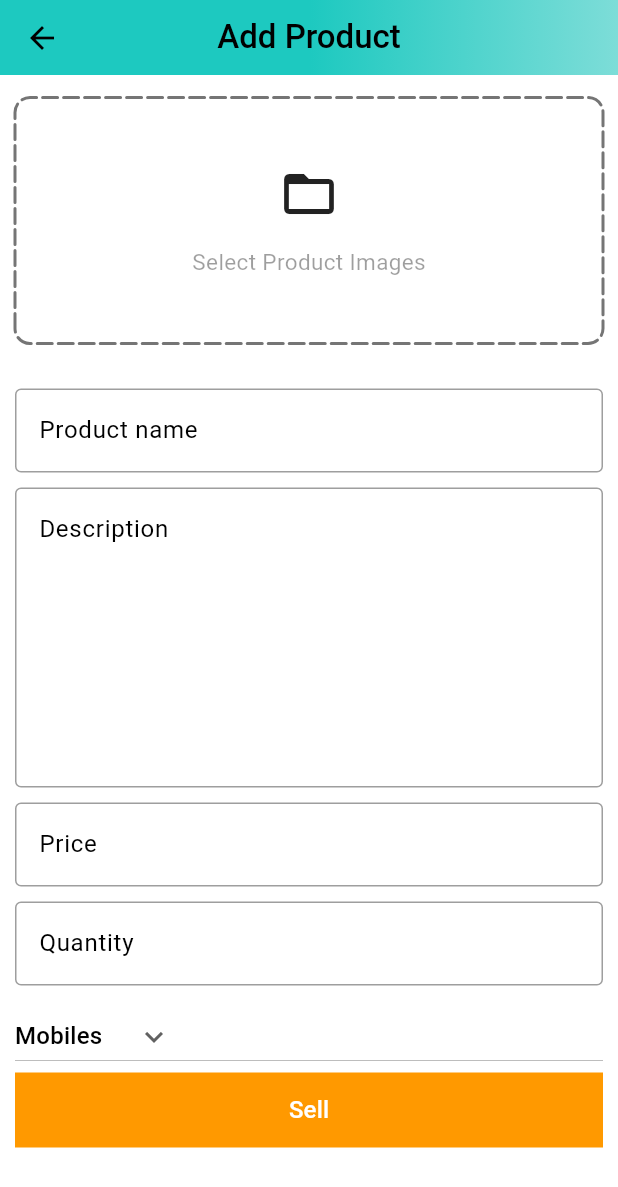
After one commit to Sagnik-Nandi/Amazon-clone-app, a Flutter app: the AdminScreen screen opened directly, after a tap on the "add" icon, on a phone screen of 412 x 824 dp. The commit adds this screen. Shown: the top 1187 px of the screen. Run offline on Flutter 3.47's test engine with Material 3 defaults, Android fonts, the phone set to English and light mode, and no system bars; drawn by our look-alikes of dotted_border; our stand-ins replace badges, carousel_slider, file_picker, shared_preferences; accounts and stored records are empty.

Commit message:
third commit: working on admin screen : can add products using file picker

```diff
--- a/lib/common/widgets/custom_button.dart
+++ b/lib/common/widgets/custom_button.dart
@@ -8,14 +8,18 @@ class CustomButton extends StatelessWidget {
 
   @override
   Widget build(BuildContext context) {
-    return TextButton(
+    return ElevatedButton(
       onPressed: onTap,
-      style: TextButton.styleFrom(
-          backgroundColor: GlobalVariables.secondaryColor,
-          foregroundColor: Colors.white,
-          minimumSize: const Size(double.infinity, 50),
-          shape: const RoundedRectangleBorder(borderRadius: BorderRadius.zero)),
-      child: Text(text),
+      style: ElevatedButton.styleFrom(
+        elevation: 0,
+        backgroundColor: GlobalVariables.secondaryColor,
+        foregroundColor: Colors.white,
+        minimumSize: const Size(double.infinity, 50),
+        shape: const RoundedRectangleBorder(borderRadius: BorderRadius.zero)),
+      child: Text(
+        text,
+        style: const TextStyle(fontSize: 16),
+      ),
     );
   }
 }
--- a/lib/common/widgets/custom_textfield.dart
+++ b/lib/common/widgets/custom_textfield.dart
@@ -3,8 +3,13 @@ import 'package:flutter/material.dart';
 class CustomTextField extends StatelessWidget {
   final TextEditingController controller; //passed in the constructor
   final String hintText;
-  const CustomTextField(
-      {super.key, required this.controller, required this.hintText});
+  final int maxLines;
+  const CustomTextField({
+    super.key,
+    required this.controller,
+    required this.hintText,
+    this.maxLines = 1 //optional parameter
+  });
 
   @override
   Widget build(BuildContext context) {
@@ -23,6 +28,7 @@ class CustomTextField extends StatelessWidget {
         }
         return null;
       },
+      maxLines: maxLines,
     );
   }
 }
--- a/lib/constants/utils.dart
+++ b/lib/constants/utils.dart
@@ -1,5 +1,26 @@
+import "dart:io";
+
+import "package:file_picker/file_picker.dart";
 import "package:flutter/material.dart";
 
 void showSnackBar(BuildContext context, String message){
   ScaffoldMessenger.of(context).showSnackBar(SnackBar(content: Text(message)));
 }
+
+Future<List<File>> pickImages() async {
+  List <File> images=[];
+  try {
+    var filePicked = await FilePicker.platform.pickFiles(
+      type: FileType.image,
+      allowMultiple: true,
+    );
+  if(filePicked!= null && filePicked.files.isNotEmpty){
+    for(int i=0; i<filePicked.files.length; i++){
+      images.add(File(filePicked.files[i].path!));
+    }
+  }
+  } catch (e) {
+    debugPrint(e.toString());
+  }
+  return images;
+}
--- /dev/null
+++ b/lib/features/admin/screens/add_product.dart
@@ -0,0 +1,161 @@
+import 'dart:io';
+
+import 'package:amazon_clone/common/widgets/custom_button.dart';
+import 'package:amazon_clone/common/widgets/custom_textfield.dart';
+import 'package:amazon_clone/constants/global_var.dart';
+import 'package:amazon_clone/constants/utils.dart';
+import 'package:carousel_slider/carousel_slider.dart';
+import 'package:dotted_border/dotted_border.dart';
+import 'package:flutter/material.dart';
+
+class AddProductScreen extends StatefulWidget {
+  static const String routeName='/add-product';
+  const AddProductScreen({super.key});
+
+  @override
+  State<AddProductScreen> createState() => _AddProductScreenState();
+}
+
+class _AddProductScreenState extends State<AddProductScreen> {
+  final _productNameController = TextEditingController();
+  final _descriptionController = TextEditingController();
+  final _priceController = TextEditingController();
+  final _quantityController = TextEditingController();
+
+  List<String> categoryDropdown = [
+    "Mobiles",
+    "Essentials",
+    "Appliances",
+    "Books",
+    "Fashion",
+  ];
+  String category="Mobiles";
+
+  List<File> images =[];
+
+  void selectImages() async {
+    var res = await pickImages();
+    setState(() {
+      images = res;
+    });
+  }
+
+  @override
+  void dispose() {
+    super.dispose();
+    _productNameController.dispose();
+    _descriptionController.dispose();
+    _priceController.dispose();
+    _quantityController.dispose();
+  }
+
+  @override
+  Widget build(BuildContext context) {
+    return Scaffold(
+      appBar: PreferredSize(
+        //used to customize size of appbar
+        preferredSize: const Size.fromHeight(50),
+        child: AppBar(
+          flexibleSpace: Container(
+            decoration: const BoxDecoration(
+              gradient: GlobalVariables.appBarGradient
+            ),
+          ),
+          centerTitle: true,
+          title: const Text(
+            "Add Product",
+            style: TextStyle(
+              color: Colors.black,
+              fontWeight: FontWeight.w500,
+            ),
+          )
+        )
+      ),
+      body: SingleChildScrollView(
+        child: Form(
+          child: Padding(
+            padding: const EdgeInsets.symmetric(horizontal: 10).copyWith(top: 15),
+            child: Column(children: [
+              images.isNotEmpty ?
+              CarouselSlider(
+              items: images.map(
+                (i){
+                  return Builder(
+                    builder:( BuildContext context)=>Image.file(
+                      i,
+                      fit: BoxFit.cover,
+                      height: 160,
+                    ),
+                  );
+                }
+              ).toList(),
+              options: CarouselOptions(
+                viewportFraction: 1,
+                height: 160,
+              )
+              )
+            :  GestureDetector(
+                onTap: selectImages,
+                child: DottedBorder(
+                  dashPattern: const [10,4,10,4],
+                  strokeWidth: 2,
+                  strokeCap: StrokeCap.round,
+                  borderType: BorderType.RRect,
+                  radius: const Radius.circular(10),
+                  color: Colors.black54,
+                  child: const SizedBox(
+                    width: double.infinity,
+                    height: 160,
+                    child: Column(
+                      crossAxisAlignment: CrossAxisAlignment.center,
+                      mainAxisAlignment: MainAxisAlignment.center,
+                      children: [
+                        Icon(Icons.folder_open, size: 40,),
+                        SizedBox(height: 15,),
+                        Text(
+                          "Select Product Images",
+                          style: TextStyle(
+                            fontSize: 15,
+                            color: Colors.black38
+                          ),
+                        )
+                      ],
+                    ),
+                  ),
+                ),
+              ),
+              const SizedBox(height: 30,),
+              CustomTextField(controller: _productNameController, hintText: "Product name"),
+              const SizedBox(height: 10,),
+              CustomTextField(controller: _descriptionController, hintText: "Description", maxLines: 7,),
+              const SizedBox(height: 10,),
+              CustomTextField(controller: _priceController, hintText: "Price"),
+              const SizedBox(height: 10,),
+              CustomTextField(controller: _quantityController, hintText: "Quantity"),
+              const SizedBox(height: 10,),
+              SizedBox(
+                width: double.infinity,
+                child: DropdownButton(
+                  value: category,
+                  icon: const Icon(Icons.keyboard_arrow_down),
+                  items: categoryDropdown.map((String item){
+                    return DropdownMenuItem(
+                      value: item,
+                      child: Text(item)
+                    ) ;
+                  }).toList(),
+                  onChanged: (String? newItem){
+                    setState(() {
+                      category = newItem!;
+                    });
+                  },
+                ),
+              ),
+              CustomButton(text: "Sell", onTap: (){})
+            ],),
+          ),
+        ),
+      )
+    );
+  }
+}
--- /dev/null
+++ b/lib/features/admin/screens/admin_screen.dart
@@ -0,0 +1,130 @@
+import 'package:amazon_clone/constants/global_var.dart';
+import 'package:amazon_clone/features/admin/screens/products_screen.dart';
+import 'package:flutter/material.dart';
+
+class AdminScreen extends StatefulWidget {
+  const AdminScreen({super.key});
+
+  @override
+  State<AdminScreen> createState() => _AdminScreenState();
+}
+
+class _AdminScreenState extends State<AdminScreen> {
+  int _page=0;
+  final double bottomBarWidth=42;
+  final double topBorderWidth=5;
+
+  List <Widget> pages = [
+    const ProductsScreen(),
+    const Center(child: Text('Analytics page')),
+    const Center(child: Text('Cart page'))
+  ];
+
+  void updatePage(int page){
+    setState(() {
+      _page=page;
+    });
+  }
+
+
+  @override
+  Widget build(BuildContext context) {
+    return Scaffold(
+      appBar: PreferredSize(
+        //used to customize size of appbar
+        preferredSize: const Size.fromHeight(50),
+        child: AppBar(
+          flexibleSpace: Container(
+            decoration: const BoxDecoration(
+              gradient: GlobalVariables.appBarGradient
+            ),
+          ),
+          title: Row(
+            mainAxisAlignment: MainAxisAlignment.spaceBetween,
+            children: [
+              Container(
+                alignment: Alignment.topLeft,
+                child: const Image(
+                  width: 120,
+                  height: 45,
+                  color: Colors.black,
+                  image: AssetImage('assets/images/amazon_in.png'),),
+              ),
+              const Text(
+                'Admin',
+                style: TextStyle(
+                  color: Colors.black,
+                  fontWeight: FontWeight.w700
+                ),
+              )
+            ],
+          ),
+        )
+      ),
+      body: pages[_page],
+      bottomNavigationBar: BottomNavigationBar(
+        currentIndex: _page,
+        selectedItemColor: GlobalVariables.selectedNavBarColor,
+        unselectedItemColor: GlobalVariables.unselectedNavBarColor,
+        backgroundColor: GlobalVariables.backgroundColor,
+        iconSize: 28,
+        onTap: updatePage,
+        items: [
+          //PRODUCTS
+          BottomNavigationBarItem(icon: Container(
+            width: bottomBarWidth,
+            decoration: BoxDecoration(
+              border: Border(top: BorderSide(
+                color: _page==0
+                  ? GlobalVariables.selectedNavBarColor
+                  : GlobalVariables.backgroundColor,
+                width: topBorderWidth
+              ) )
+            ),
+            child: const Icon(
+              Icons.home_outlined
+            ),
+          ),
+          label: ''
+          ),
+
+          //ANALYTICS
+          BottomNavigationBarItem(icon: Container(
+            width: bottomBarWidth,
+            decoration: BoxDecoration(
+              border: Border(top: BorderSide(
+                color: _page==1
+                  ? GlobalVariables.selectedNavBarColor
+                  : GlobalVariables.backgroundColor,
+                width: topBorderWidth
+              ) )
+            ),
+            child: const Icon(
+              Icons.analytics_outlined
+            ),
+          ),
+          label: ''
+          ),
+
+           //ORDERS
+          BottomNavigationBarItem(icon: Container(
+            width: bottomBarWidth,
+            decoration: BoxDecoration(
+              border: Border(top: BorderSide(
+                color: _page==2
+                  ? GlobalVariables.selectedNavBarColor
+                  : GlobalVariables.backgroundColor,
+                width: topBorderWidth
+              ) )
+            ),
+            child: const Icon(
+              Icons.all_inbox_outlined
+            ),
+          ),
+          label: ''
+          ),
+        ],
+      ),
+    );
+  }
+}
--- /dev/null
+++ b/lib/features/admin/screens/products_screen.dart
@@ -0,0 +1,29 @@
+import 'package:amazon_clone/features/admin/screens/add_product.dart';
+import 'package:flutter/material.dart';
+
+class ProductsScreen extends StatefulWidget {
+  const ProductsScreen({super.key});
+
+  @override
+  State<ProductsScreen> createState() => _ProductsScreenState();
+}
+
+class _ProductsScreenState extends State<ProductsScreen> {
+  @override
+  Widget build(BuildContext context) {
+    return Scaffold(
+      body: const Center(child: Text('Products'),),
+      floatingActionButton: FloatingActionButton(
+        onPressed: (){
+          Navigator.pushNamed(context, AddProductScreen.routeName);
+        },
+        tooltip: "Add a product",
+        shape: const CircleBorder(),
+        backgroundColor: const Color.fromARGB(255, 29, 201, 192),
+        foregroundColor: Colors.black,
+        child: const Icon(Icons.add,),
+      ),
+      floatingActionButtonLocation: FloatingActionButtonLocation.centerFloat,
+    );
+  }
+}
--- a/lib/features/home/widgets/carousel_image.dart
+++ b/lib/features/home/widgets/carousel_image.dart
@@ -12,9 +12,9 @@ class CarouselImage extends StatelessWidget {
         (i){
           return Builder(
             builder:( BuildContext context)=>Image.network(
-              i, fit: BoxFit.cover,
+              i,
+              fit: BoxFit.cover,
               height: 200,
-              // width: double.infinity,
             ),
           );
         }
--- a/lib/router.dart
+++ b/lib/router.dart
@@ -1,4 +1,5 @@
 import 'package:amazon_clone/common/widgets/bottom_bar.dart';
+import 'package:amazon_clone/features/admin/screens/add_product.dart';
 import 'package:amazon_clone/features/auth/screens/auth_screen.dart';
 import 'package:amazon_clone/features/home/screens/home_screen.dart';
 import 'package:flutter/material.dart';
@@ -14,6 +15,9 @@ Route<dynamic> generateRoute(RouteSettings routeSettings) {
     case BottomBar.routeName: //routeName
       return MaterialPageRoute(
           settings: routeSettings, builder: (_) => const BottomBar());
+    case AddProductScreen.routeName: //routeName
+      return MaterialPageRoute(
+          settings: routeSettings, builder: (_) => const AddProductScreen());
     default:
       return MaterialPageRoute(
           settings: routeSettings,
--- a/pubspec.yaml
+++ b/pubspec.yaml
@@ -40,6 +40,8 @@ dependencies:
   shared_preferences: ^2.2.3
   badges: ^3.1.2
   carousel_slider: ^4.2.1
+  dotted_border: ^2.1.0
+  file_picker: ^8.0.5
 
 dev_dependencies:
   flutter_test:
```
Also changed, not shown: lib/features/home/widgets/deal_of_the_day.dart (+39 -0 lines), lib/main.dart (+4 -4 lines), pubspec.lock, 2 other files.
